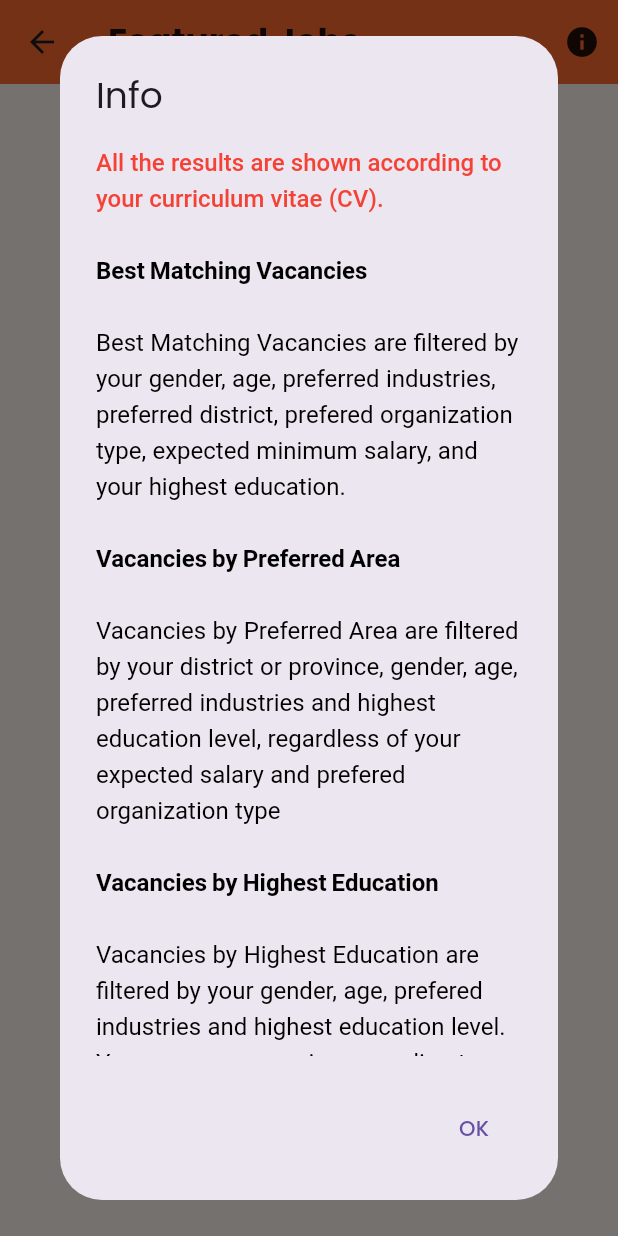
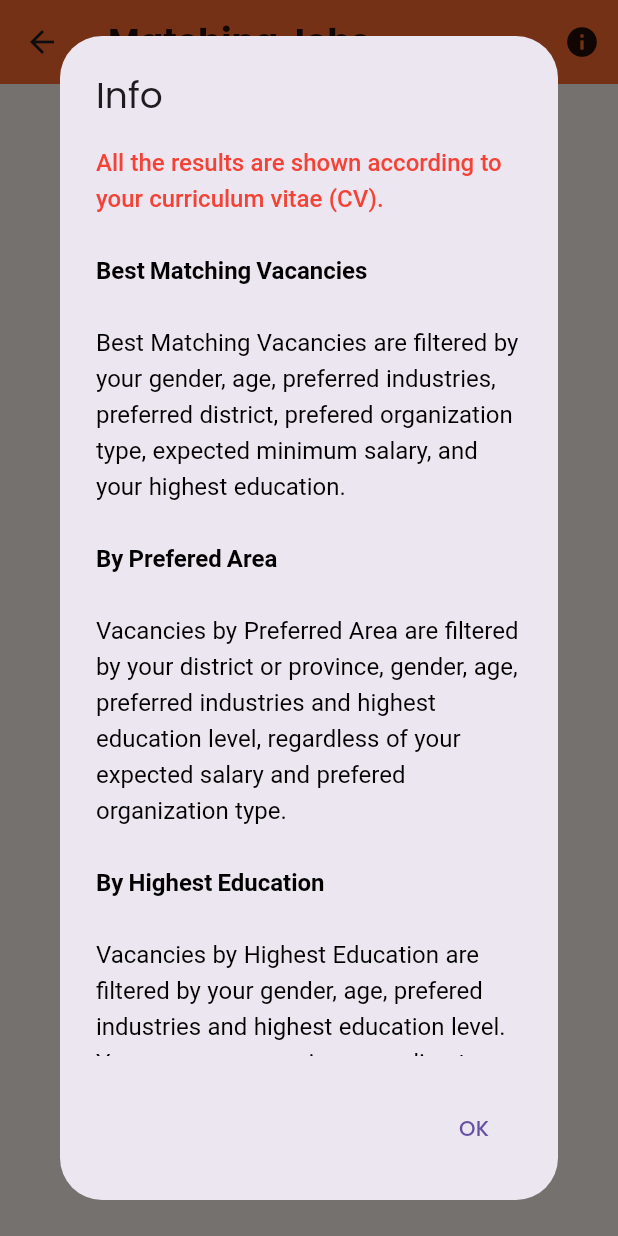
Before and after one commit to Randil-Hasanga/third_year_project_mobile_team_14, a Flutter app: the JobMatchingScreen screen opened by its route, after a tap on the "info" icon, on a phone screen of 412 x 824 dp. Run offline on Flutter 3.47's test engine with Material 3 defaults, Android fonts, the phone set to English and light mode, and no system bars; our stand-ins replace animate_do, animated_splash_screen, cloud_firestore, file_picker, firebase_auth, firebase_core and 13 more; missing offline and left inert: board_datetime_picker, dart:ffi, emailjs, firebase_app_check, flutter_phone_direct_caller; accounts and stored records are empty; network calls fail.

Commit message:
localization and fixes

```diff
--- a/job_management_system_mobileapp/lib/Screens/job_matching.dart
+++ b/job_management_system_mobileapp/lib/Screens/job_matching.dart
@@ -3,8 +3,10 @@
 import 'dart:async';
 
 import 'package:flutter/material.dart';
+import 'package:flutter/widgets.dart';
 import 'package:get_it/get_it.dart';
 import 'package:job_management_system_mobileapp/colors/colors.dart';
+import 'package:job_management_system_mobileapp/localization/demo_localization.dart';
 import 'package:job_management_system_mobileapp/services/firebase_services.dart';
 import 'package:job_management_system_mobileapp/widgets/buttons.dart';
 import 'package:job_management_system_mobileapp/widgets/richTextWidgets.dart';
@@ -96,8 +98,11 @@ class _JobMatchingScreenState extends State<JobMatchingScreen> {
 
     return Scaffold(
       appBar: AppBar(
-        title: _richTextWidget!
-            .simpleText("Featured Jobs", 23, Colors.black87, FontWeight.w700),
+        title: _richTextWidget!.simpleText(
+            DemoLocalization.of(context).getTranslatedValue('featured_jobs')!,
+            23,
+            Colors.black87,
+            FontWeight.w700),
         backgroundColor: appBarColor,
         actions: [
           IconButton(
@@ -118,7 +123,7 @@ class _JobMatchingScreenState extends State<JobMatchingScreen> {
                                 fontSize: 16,
                                 color: Colors.black,
                               ),
-                              children: const [
+                              children: [
                                 TextSpan(
                                   text:
                                       "All the results are shown according to your curriculum vitae (CV).\n\n",
@@ -127,45 +132,49 @@ class _JobMatchingScreenState extends State<JobMatchingScreen> {
                                       color: Colors.red),
                                 ),
                                 TextSpan(
-                                  text: "Best Matching Vacancies\n\n",
+                                  text:
+                                      "${DemoLocalization.of(context).getTranslatedValue('best_matching_vacancies')!} \n\n",
                                   style: TextStyle(fontWeight: FontWeight.bold),
                                 ),
                                 TextSpan(
                                   text:
-                                      "Best Matching Vacancies are filtered by your gender, age, preferred industries, preferred district, prefered organization type, expected minimum salary, and your highest education.\n\n",
+                                      "${DemoLocalization.of(context).getTranslatedValue('best_match_info')!} \n\n",
                                 ),
                                 TextSpan(
-                                  text: "Vacancies by Preferred Area\n\n",
+                                  text:
+                                      "${DemoLocalization.of(context).getTranslatedValue('by_prefered_area')!} \n\n",
                                   style: TextStyle(fontWeight: FontWeight.bold),
                                 ),
                                 TextSpan(
                                   text:
-                                      "Vacancies by Preferred Area are filtered by your district or province, gender, age, preferred industries and highest education level, regardless of your expected salary and prefered organization type\n\n",
+                                      "${DemoLocalization.of(context).getTranslatedValue('preffered_area_info')!} \n\n",
                                 ),
                                 TextSpan(
-                                  text: "Vacancies by Highest Education\n\n",
+                                  text:
+                                      "${DemoLocalization.of(context).getTranslatedValue('by_highest_education')!} \n\n",
                                   style: TextStyle(fontWeight: FontWeight.bold),
                                 ),
                                 TextSpan(
                                   text:
-                                      "Vacancies by Highest Education are filtered by your gender, age, prefered industries and highest education level.\nYou can see vacancies according to your education level, regardless of your prefered location, prefered organization type and your expected salary.\n\n",
+                                      "${DemoLocalization.of(context).getTranslatedValue('highest_edu_info')!} \n\n",
                                 ),
                                 TextSpan(
-                                  text: "Vacancies by Expected Salary\n\n",
+                                  text:
+                                      "${DemoLocalization.of(context).getTranslatedValue('by_salary')!} \n\n",
                                   style: TextStyle(fontWeight: FontWeight.bold),
                                 ),
                                 TextSpan(
                                   text:
-                                      "Vacancies by Expected salary are filtered by your gender, age,prefered industries, highest education level and your expected salary.\nYou can see vacancies that offer salary greater than or equals to your expected salary, regardless of your prefered location and prefered organization type.\n\n",
+                                      "${DemoLocalization.of(context).getTranslatedValue('expected_salary_info')!} \n\n",
                                 ),
                                 TextSpan(
                                   text:
-                                      "Vacancies by Prefered organization type\n\n",
+                                      "${DemoLocalization.of(context).getTranslatedValue('by_organization_type')!} \n\n",
                                   style: TextStyle(fontWeight: FontWeight.bold),
                                 ),
                                 TextSpan(
                                   text:
-                                      "Vacancies by Prefered organization type are filtered by your gender, age, prefered industries, highest education level and your Prefered organization type regardless of your prefered location and expected salary.",
+                                      "${DemoLocalization.of(context).getTranslatedValue('preffered_org_info')!} \n\n",
                                 ),
                               ],
                             ),
@@ -207,8 +216,12 @@ class _JobMatchingScreenState extends State<JobMatchingScreen> {
                       SizedBox(
                         height: _deviceHeight! * 0.01,
                       ),
-                      applyForVacanciesListWidget("Best Matching Vacancies",
-                          bestMatchingVacancies, seekerID!, _deviceHeight),
+                      applyForVacanciesListWidget(
+                          DemoLocalization.of(context)
+                              .getTranslatedValue('best_matching_vacancies')!,
+                          bestMatchingVacancies,
+                          seekerID!,
+                          _deviceHeight),
                       SizedBox(
                         height: _deviceHeight! * 0.02,
                       ),
@@ -236,7 +249,8 @@ class _JobMatchingScreenState extends State<JobMatchingScreen> {
                         thickness: 3,
                       ),
                       applyForVacanciesListWidget(
-                          "By Highest Education",
+                          DemoLocalization.of(context)
+                              .getTranslatedValue('by_highest_education')!,
                           filteredVacanciesByEducation,
                           seekerID!,
                           _deviceHeight),
@@ -247,7 +261,8 @@ class _JobMatchingScreenState extends State<JobMatchingScreen> {
                         thickness: 3,
                       ),
                       applyForVacanciesListWidget(
-                        "By Salary",
+                        DemoLocalization.of(context)
+                            .getTranslatedValue('by_salary')!,
                         filteredVacanciesBySalary,
                         seekerID!,
                         _deviceHeight,
@@ -259,7 +274,8 @@ class _JobMatchingScreenState extends State<JobMatchingScreen> {
                         thickness: 3,
                       ),
                       applyForVacanciesListWidget(
-                        "By Organization Type",
+                        DemoLocalization.of(context)
+                            .getTranslatedValue('by_organization_type')!,
                         filteredVacanciesByOrgType,
                         seekerID!,
                         _deviceHeight,
@@ -285,8 +301,14 @@ class _JobMatchingScreenState extends State<JobMatchingScreen> {
       mainAxisSize: MainAxisSize.max,
       crossAxisAlignment: CrossAxisAlignment.center,
       children: [
-        _richTextWidget!.simpleText(
-            "By Prefered Area", 21, Colors.black87, FontWeight.w600),
+        Expanded(
+          child: _richTextWidget!.simpleText(
+              DemoLocalization.of(context)
+                  .getTranslatedValue('by_prefered_area')!,
+              21,
+              Colors.black87,
+              FontWeight.w600),
+        ),
         DropdownButton<String>(
           value: _selectedItem,
           onChanged: (String? newValue) {
@@ -323,7 +345,7 @@ class _JobMatchingScreenState extends State<JobMatchingScreen> {
         ),
         if (text != null) ...{
           _richTextWidget!
-              .simpleText(text!, 21, Colors.black87, FontWeight.w600),
+              .simpleText(text, 21, Colors.black87, FontWeight.w600),
           SizedBox(
             height: _deviceHeight * 0.01,
           ),
--- a/job_management_system_mobileapp/lib/services/firebase_services.dart
+++ b/job_management_system_mobileapp/lib/services/firebase_services.dart
@@ -137,6 +137,7 @@ class FirebaseService {
       String location,
       DateTime date,
       String orgType) async {
+    List<String> list = [];
     DocumentReference vacancyRef = await vacancyCollection.add(
       {
         'company_name': companyName,
@@ -151,6 +152,7 @@ class FirebaseService {
         'uid': uid,
         'created_at': date,
         'org_type': orgType,
+        'applied_by': list,
       },
     );
 
@@ -295,7 +297,6 @@ class FirebaseService {
       String refeeTwo,
       List<String> preferredIndustries,
       String? selectPrefferedDistrict) async {
-    final preferredIndustriesString = jsonEncode(preferredIndustries);
     _db.collection(CV_COLLECTION).doc(uid).set({
       'title': title,
       'gender': gender,
@@ -370,7 +371,7 @@ class FirebaseService {
       'careerObjective': careerObjective,
       'refeeOne': refeeOne,
       'refeeTwo': refeeTwo,
-      'prefered_industries': preferredIndustriesString,
+      'prefered_industries': preferredIndustries,
       'prefferedDistrict': selectPrefferedDistrict,
       'uid': uid,
     }, SetOptions(merge: true));
--- a/job_management_system_mobileapp/lib/widgets/richTextWidgets.dart
+++ b/job_management_system_mobileapp/lib/widgets/richTextWidgets.dart
@@ -7,6 +7,8 @@ class RichTextWidget {
   Widget simpleText(
       String text, double? fontSize, Color color, FontWeight? fontweight) {
     return RichText(
+      maxLines: 1,
+      overflow: TextOverflow.ellipsis,
       softWrap: true,
       text: TextSpan(
         text: text,
```
Also changed, not shown: job_management_system_mobileapp/lib/Screens/JobProviderScreens/Vacancies.dart (+19 -39 lines), job_management_system_mobileapp/lib/Screens/JobSeekerPage.dart (+59 -23 lines), job_management_system_mobileapp/lib/Screens/JobSeekerScreens/CVCreation.dart (+9 -7 lines), job_management_system_mobileapp/lib/lang/en.json (+18 -2 lines), job_management_system_mobileapp/lib/lang/si.json (+18 -2 lines), job_management_system_mobileapp/lib/lang/ta.json (+18 -2 lines).
